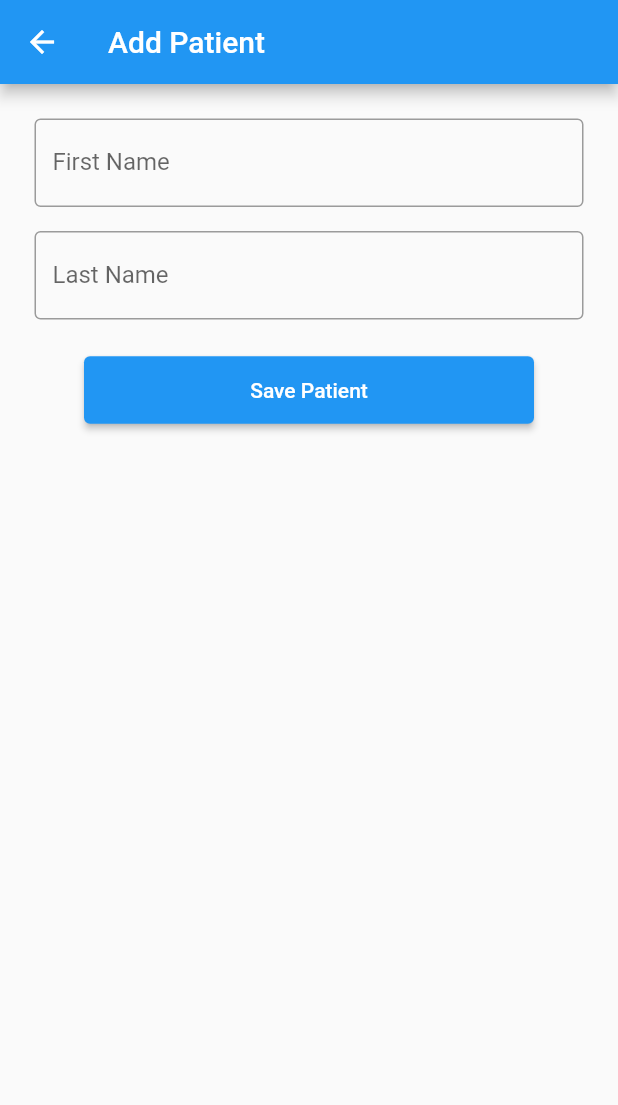
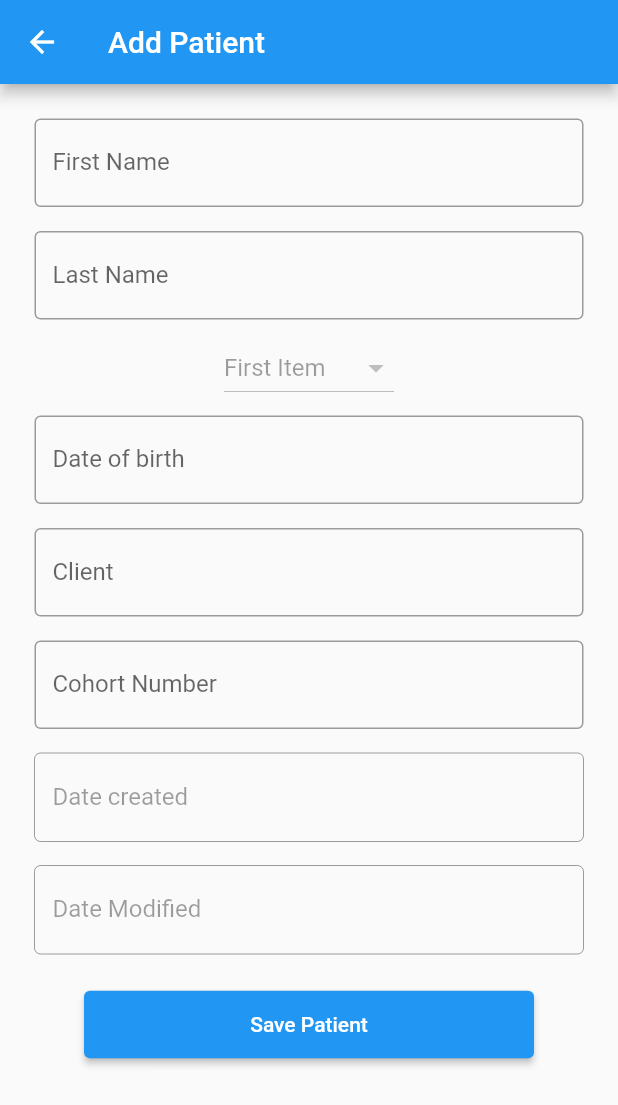
Before and after one commit to Tinomuchenje/sample-tracking, a Flutter app: the AddorUpdatePatientDialog screen opened directly, on a phone screen of 412 x 824 dp. Shown: the top 1105 px of the screen. Run offline on Flutter 3.47's test engine with Material 2 defaults, Android fonts, the phone set to English and light mode, and no system bars; our stand-ins replace multi_select_flutter, sqflite; accounts and stored records are empty.

Commit message:
- Adedd more fields on patient

```diff
--- a/lib/models/patient.dart
+++ b/lib/models/patient.dart
@@ -3,12 +3,12 @@ class Patient {
   String? firstname;
   String? lastname;
   String? gender;
-  DateTime? dob;
+  String? dob;
   String? client;
   String? clientPatientId;
   String? cohortNumber;
-  DateTime? dateCreated;
-  DateTime? dateModified;
+  String? dateCreated;
+  String? dateModified;
 
   Patient(
       {this.patientId,
--- a/lib/views/dialogs/add_patient.dart
+++ b/lib/views/dialogs/add_patient.dart
@@ -6,15 +6,21 @@ import 'package:sample_tracking_system_flutter/providers/patient_provider.dart';
 import 'package:sample_tracking_system_flutter/views/widgets/custom_elevated_button.dart';
 import 'package:sample_tracking_system_flutter/views/widgets/custom_text_form_field.dart';
 
-class AddorUpdatePatientDialog extends StatelessWidget {
+class AddorUpdatePatientDialog extends StatefulWidget {
   Patient? patientData;
   AddorUpdatePatientDialog({Key? key, this.patientData}) : super(key: key);
 
+  @override
+  State<AddorUpdatePatientDialog> createState() =>
+      _AddorUpdatePatientDialogState();
+}
+
+class _AddorUpdatePatientDialogState extends State<AddorUpdatePatientDialog> {
   final _formKey = GlobalKey<FormState>();
-
+  int _value = 1;
   @override
   Widget build(BuildContext context) {
-    final Patient _patient = patientData ?? Patient();
+    final Patient _patient = widget.patientData ?? Patient();
     return Scaffold(
         appBar: AppBar(
           backgroundColor: Colors.blue,
@@ -40,13 +46,67 @@ class AddorUpdatePatientDialog extends StatelessWidget {
                           if (value != null) _patient.lastname = value;
                         },
                       ),
+                      DropdownButton(
+                        value: _value,
+                        items: [
+                          const DropdownMenuItem(
+                            child: Text("First Item"),
+                            value: 1,
+                          ),
+                          DropdownMenuItem(
+                            child: Text("Second Item"),
+                            value: 2,
+                          )
+                        ],
+                        // onChanged: (int value) {
+                        //   setState(() {
+                        //     // _value = value;
+                        //   });
+                        // },
+                      ),
+                      CustomTextFormField(
+                        labelText: "Date of birth",
+                        onSaved: (value) {
+                          if (value != null) _patient.dob = value;
+                        },
+                      ),
+                      CustomTextFormField(
+                        labelText: "Client",
+                        onSaved: (value) {
+                          if (value != null) _patient.client = value;
+                        },
+                      ),
+                      CustomTextFormField(
+                        labelText: "Cohort Number",
+                        onSaved: (value) {
+                          if (value != null) _patient.cohortNumber = value;
+                        },
+                      ),
+                      CustomTextFormField(
+                        labelText: "Date created",
+                        enabled: false,
+                        onSaved: (value) {
+                          if (value != null) {
+                            _patient.dateCreated = DateTime.now().toString();
+                          }
+                        },
+                      ),
+                      CustomTextFormField(
+                        enabled: false,
+                        labelText: "Date Modified",
+                        onSaved: (value) {
+                          if (value != null) {
+                            _patient.dateModified = DateTime.now().toString();
+                          }
+                        },
+                      ),
                       CustomElevatedButton(
                           labelText: "Save Patient",
                           onPressed: () {
                             if (_formKey.currentState!.validate()) {
                               _formKey.currentState!.save();
 
-                              patientData == null
+                              widget.patientData == null
                                   ? addNewSample(context, _patient)
                                   : updateSample(context, _patient);
 
```
